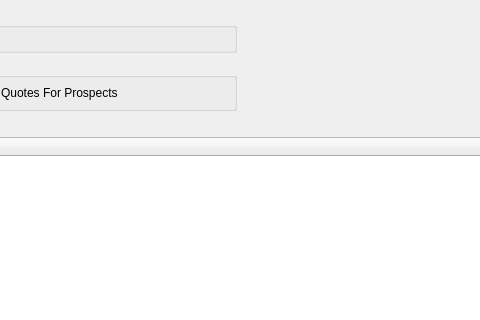
Above: xtuple/trunk/guiclient/quotes.ui from WooodHead/xtuple before the change; both pictures show x 121 to 601 and y 0 to 320 of the 800 by 600 pixel window. Below: the same form after it.
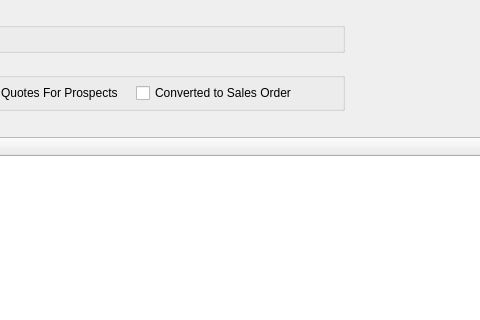
That is the form after the change. Custom widgets are drawn as their Qt base class.

Commit message: issue #11870:  Add an option to not delete Quotes when they are converted to Sales Orders.

```diff
--- a/xtuple/trunk/guiclient/quotes.ui
+++ b/xtuple/trunk/guiclient/quotes.ui
@@ -76,6 +76,16 @@
                 </property>
                </widget>
               </item>
+              <item>
+               <widget class="XCheckBox" name="_convertedtoSo">
+                <property name="text">
+                 <string>Converted to Sales Order</string>
+                </property>
+                <property name="forgetful">
+                 <bool>true</bool>
+                </property>
+               </widget>
+              </item>
               <item>
                <spacer name="horizontalSpacer" >
                 <property name="orientation" >
```
The commit also changes 6 other files.
